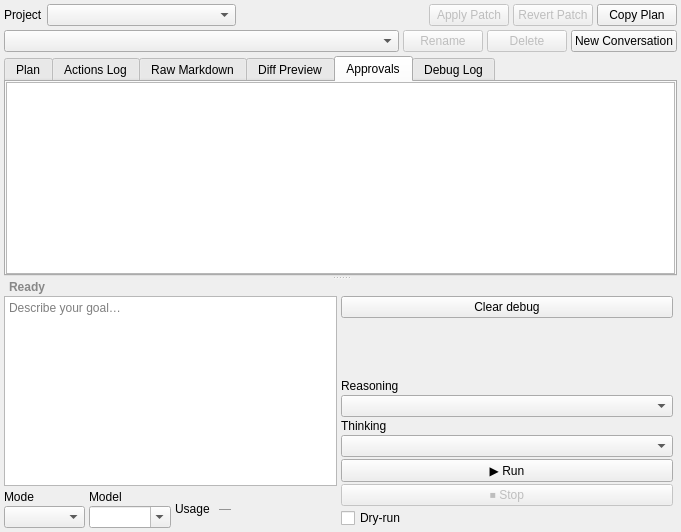
Before: the Qt Designer form src/src/ui/agent_dock_widget.ui in Dmytro-K/qcai2, drawn with Qt 5.
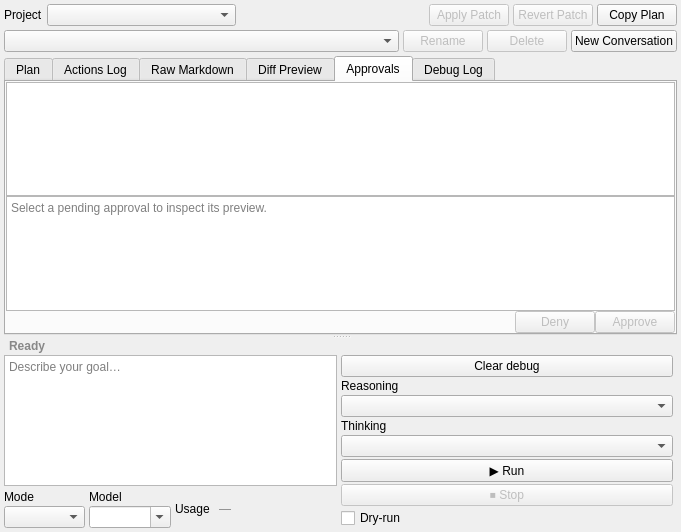
After: the same form once the commit is applied. The open tabs and pages were chosen to show the change.

Commit message: Fix diff preview

```diff
--- a/src/src/ui/agent_dock_widget.ui
+++ b/src/src/ui/agent_dock_widget.ui
@@ -325,6 +325,53 @@
         <item>
          <widget class="QListWidget" name="approvalList"/>
         </item>
+        <item>
+         <widget class="QPlainTextEdit" name="approvalPreviewView">
+          <property name="readOnly">
+           <bool>true</bool>
+          </property>
+          <property name="placeholderText">
+           <string>Select a pending approval to inspect its preview.</string>
+          </property>
+         </widget>
+        </item>
+        <item>
+         <layout class="QHBoxLayout" name="approvalActionsLayout">
+          <item>
+           <spacer name="approvalActionsSpacer">
+            <property name="orientation">
+             <enum>Qt::Orientation::Horizontal</enum>
+            </property>
+            <property name="sizeHint" stdset="0">
+             <size>
+              <width>40</width>
+              <height>20</height>
+             </size>
+            </property>
+           </spacer>
+          </item>
+          <item>
+           <widget class="QPushButton" name="denyActionBtn">
+            <property name="enabled">
+             <bool>false</bool>
+            </property>
+            <property name="text">
+             <string>Deny</string>
+            </property>
+           </widget>
+          </item>
+          <item>
+           <widget class="QPushButton" name="approveActionBtn">
+            <property name="enabled">
+             <bool>false</bool>
+            </property>
+            <property name="text">
+             <string>Approve</string>
+            </property>
+           </widget>
+          </item>
+         </layout>
+        </item>
        </layout>
       </widget>
       <widget class="QWidget" name="debugLogPage">
```
The commit also changes 11 other files.
